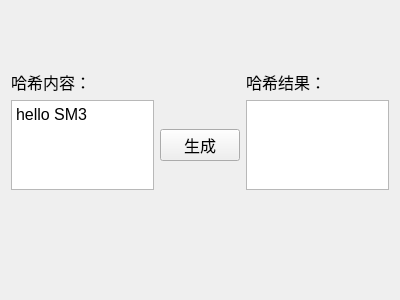
Before: the Qt Designer form sm3hash.ui in Tongsuo-Project/tsapp, drawn with Qt 5.
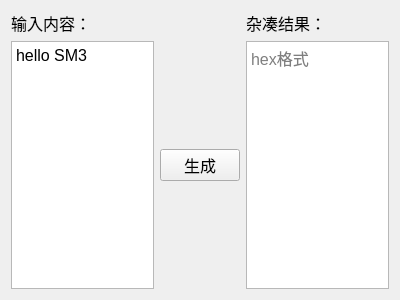
After: the same form once the commit is applied.

What changed in the file:
```diff
--- a/sm3hash.ui
+++ b/sm3hash.ui
@@ -14,19 +14,6 @@
    <string>Form</string>
   </property>
   <layout class="QVBoxLayout" name="verticalLayout">
-   <item>
-    <spacer name="verticalSpacer">
-     <property name="orientation">
-      <enum>Qt::Vertical</enum>
-     </property>
-     <property name="sizeHint" stdset="0">
-      <size>
-       <width>40</width>
-       <height>160</height>
-      </size>
-     </property>
-    </spacer>
-   </item>
    <item>
     <layout class="QGridLayout" name="gridLayout">
      <item row="0" column="0">
@@ -37,7 +24,7 @@
         </font>
        </property>
        <property name="text">
-        <string>哈希内容：</string>
+        <string>输入内容：</string>
        </property>
       </widget>
      </item>
@@ -48,6 +35,9 @@
          <pointsize>12</pointsize>
         </font>
        </property>
+       <property name="placeholderText">
+        <string>hex格式</string>
+       </property>
       </widget>
      </item>
      <item row="1" column="0">
@@ -70,7 +60,7 @@
         </font>
        </property>
        <property name="text">
-        <string>哈希结果：</string>
+        <string>杂凑结果：</string>
        </property>
       </widget>
      </item>
@@ -88,19 +78,6 @@
      </item>
     </layout>
    </item>
-   <item>
-    <spacer name="verticalSpacer_2">
-     <property name="orientation">
-      <enum>Qt::Vertical</enum>
-     </property>
-     <property name="sizeHint" stdset="0">
-      <size>
-       <width>40</width>
-       <height>200</height>
-      </size>
-     </property>
-    </spacer>
-   </item>
   </layout>
  </widget>
  <resources/>
```
